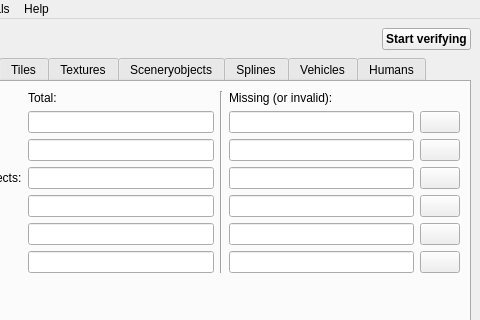
Old version of the form OTModules/wVerifyMap/wverifymap.ui in the repository pietr26/OMSI-Tools; both pictures show x 84 to 564 and y 0 to 320 of the 564 by 680 pixel window.
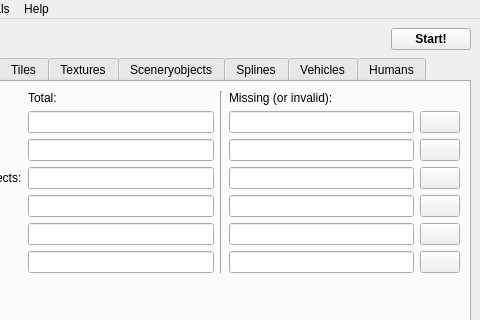
New version of the form. Icons and pictures are not drawn.

Diff of the .ui file:
```diff
--- a/OTModules/wVerifyMap/wverifymap.ui
+++ b/OTModules/wVerifyMap/wverifymap.ui
@@ -103,7 +103,7 @@
          <string/>
         </property>
         <property name="text">
-         <string>Start verifying</string>
+         <string>Start!</string>
         </property>
         <property name="icon">
          <iconset resource="../../ressources.qrc">
```
Left out of the diff: 15 changed lines with no effect on the pictures.
